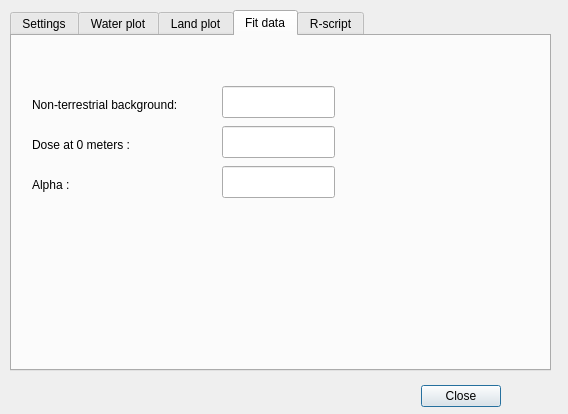
First picture: the form in altitudecorrector_dialog_base.ui, repository sickel/altitudecorrector, before the edit.
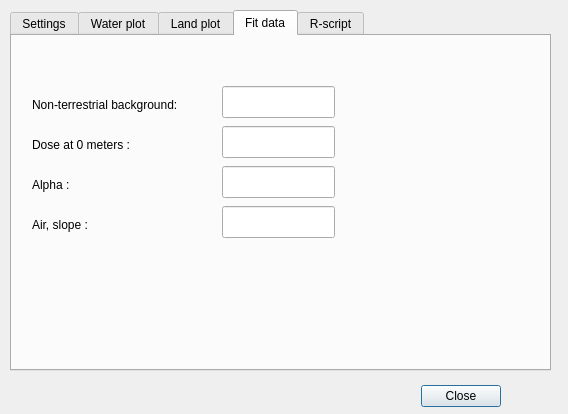
Second picture: the form after the edit. The open tabs and pages were chosen to show the change. Custom widgets are drawn as their Qt base class.

Commit message: Code cleaning - overlay also runs plot and fit - field for air slope, still not calculated

Patch:
```diff
--- a/altitudecorrector_dialog_base.ui
+++ b/altitudecorrector_dialog_base.ui
@@ -425,6 +425,32 @@
       <bool>true</bool>
      </property>
     </widget>
+    <widget class="QLabel" name="label_11">
+     <property name="geometry">
+      <rect>
+       <x>20</x>
+       <y>180</y>
+       <width>58</width>
+       <height>18</height>
+      </rect>
+     </property>
+     <property name="text">
+      <string>Air, slope :</string>
+     </property>
+    </widget>
+    <widget class="QLineEdit" name="leAlpha_2">
+     <property name="geometry">
+      <rect>
+       <x>210</x>
+       <y>170</y>
+       <width>113</width>
+       <height>32</height>
+      </rect>
+     </property>
+     <property name="readOnly">
+      <bool>true</bool>
+     </property>
+    </widget>
    </widget>
    <widget class="QWidget" name="tab_4">
     <attribute name="title">
```
Left out of the diff: 18 changed lines with no effect on the pictures. The commit also changes 1 other file.
